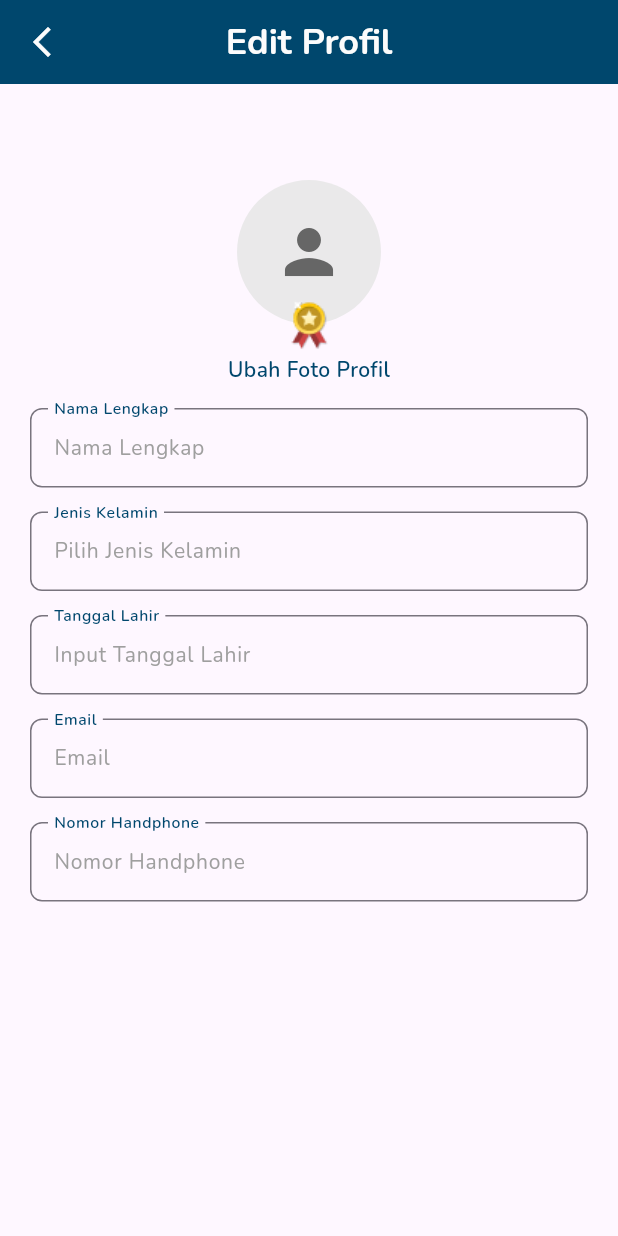
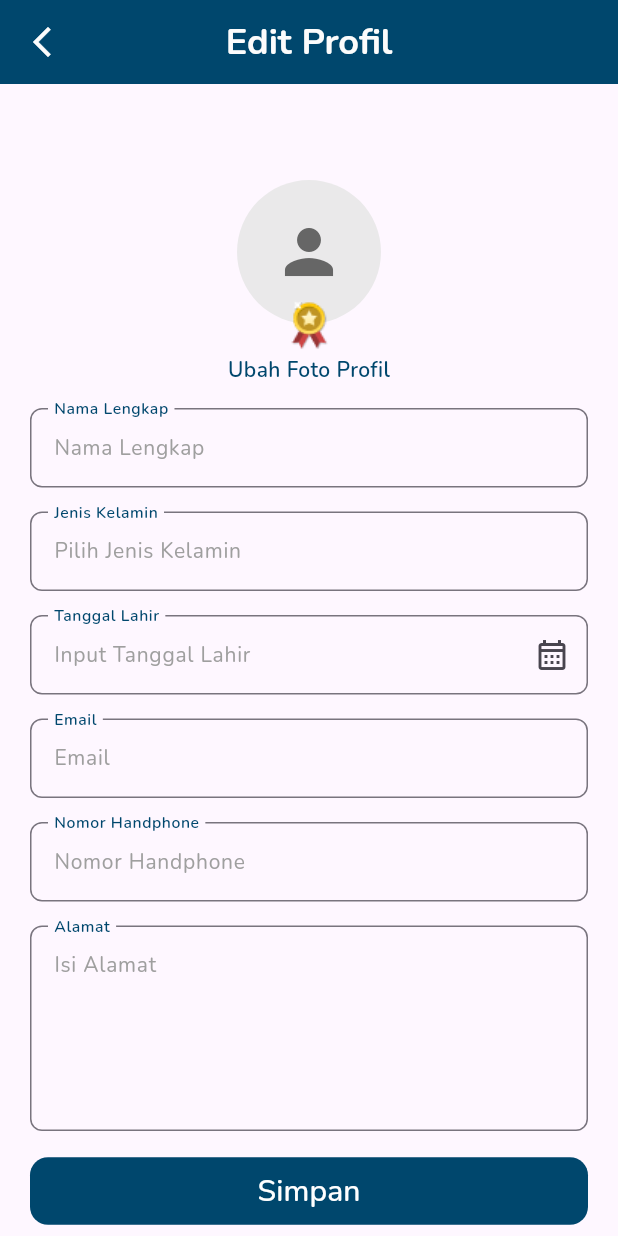
Before and after one commit to RECYTHNG/flutter_recything, a Flutter app: the screen it shows after launch, on a phone screen of 412 x 824 dp. Run offline on Flutter 3.47's test engine with Material 3 defaults, Android fonts, the phone set to English and light mode, and no system bars; our stand-ins replace flutter_svg, image_picker, permission_handler; missing offline and left inert: photo_manager.

Commit message:
feat: add photo pick screen but not working

```diff
--- a/recything_application/lib/screens/edit_profile/edit_profile_screen.dart
+++ b/recything_application/lib/screens/edit_profile/edit_profile_screen.dart
@@ -3,6 +3,7 @@ import 'package:recything_application/constants/color_constant.dart';
 import 'package:recything_application/constants/image_constant.dart';
 import 'package:recything_application/constants/spacing_constant.dart';
 import 'package:recything_application/screens/edit_profile/content/gender_pick/gender_pick_screen.dart';
+import 'package:recything_application/screens/edit_profile/content/photo_pick/photo_pick_screen.dart';
 import 'package:recything_application/screens/edit_profile/widget/date_picker_widget.dart';
 import 'package:recything_application/widgets/global_text_field_custom_widget.dart';
 
@@ -33,7 +34,8 @@ class _EditProfileScreenState extends State<EditProfileScreen> {
         ),
         backgroundColor: ColorConstant.primaryColor500,
       ),
-      body: Container(
+      body: SingleChildScrollView(
+        child: Container(
           alignment: Alignment.center,
           child: Column(
             crossAxisAlignment: CrossAxisAlignment.center,
@@ -64,7 +66,12 @@ class _EditProfileScreenState extends State<EditProfileScreen> {
               ),
               SpacingConstant.verticalSpacing250,
               GestureDetector(
-              onTap: () => {},
+                onTap: () => Navigator.push(
+                  context,
+                  MaterialPageRoute(
+                    builder: (context) => PhotoPickerScreen(),
+                  ),
+                ),
                 child: const Text(
                   'Ubah Foto Profil',
                   style: TextStyle(
@@ -103,13 +110,53 @@ class _EditProfileScreenState extends State<EditProfileScreen> {
                     const CustomTextFieldWidget(
                       label: 'Nomor Handphone',
                       hint: 'Nomor Handphone',
-                  )
+                      isInputForPhone: true,
+                    ),
+                    SpacingConstant.verticalSpacing200,
+                    const CustomTextFieldWidget(
+                      label: 'Alamat',
+                      hint: 'Isi Alamat',
+                      isTextArea: true,
+                    ),
+                    SpacingConstant.verticalSpacing200,
+                    TextButton(
+                      onPressed: () {},
+                      style: ButtonStyle(
+                        backgroundColor: WidgetStateProperty.resolveWith<Color>(
+                          (Set<WidgetState> states) {
+                            if (states.contains(WidgetState.disabled)) {
+                              return Colors.grey;
+                            }
+                            return ColorConstant.primaryColor500;
+                          },
+                        ),
+                        padding:
+                            WidgetStateProperty.all(const EdgeInsets.all(8)),
+                        shape: WidgetStateProperty.all(
+                          RoundedRectangleBorder(
+                            borderRadius: BorderRadius.circular(12),
+                          ),
+                        ),
+                      ),
+                      child: Container(
+                        width: double.infinity,
+                        alignment: Alignment.center,
+                        child: const Text(
+                          'Simpan',
+                          style: TextStyle(
+                            color: Colors.white,
+                            fontSize: 20,
+                          ),
+                        ),
+                      ),
+                    ),
                   ],
                 ),
               ),
             ],
           ),
         ),
+      ),
     );
   }
 }
--- a/recything_application/lib/screens/edit_profile/widget/date_picker_widget.dart
+++ b/recything_application/lib/screens/edit_profile/widget/date_picker_widget.dart
@@ -68,6 +68,11 @@ class DatePickerWidgetState extends State<DatePickerWidget> {
           label: widget.label,
           hint: widget.hint,
           controller: _controller,
+          suffixIconButton: IconButton(
+            onPressed: () {},
+            icon: Icon(Icons.calendar_month_outlined),
+          ),
+          isInputForPassword: true,
         ),
       ),
     );
--- a/recything_application/lib/widgets/global_text_field_custom_widget.dart
+++ b/recything_application/lib/widgets/global_text_field_custom_widget.dart
@@ -25,6 +25,7 @@ class CustomTextFieldWidget extends StatelessWidget {
   final bool isInputForPassword;
   final IconButton? suffixIconButton;
   final bool obscureText;
+  final bool isTextArea;
 
   const CustomTextFieldWidget({
     super.key,
@@ -49,6 +50,7 @@ class CustomTextFieldWidget extends StatelessWidget {
     this.isInputForPassword = false,
     this.suffixIconButton,
     this.obscureText = false,
+    this.isTextArea = false,
   });
 
   @override
@@ -71,6 +73,8 @@ class CustomTextFieldWidget extends StatelessWidget {
           LengthLimitingTextInputFormatter(13),
         ]
       ],
+      maxLines: isTextArea ? null : 1,
+      minLines: isTextArea ? 5 : null,
       decoration: InputDecoration(
         errorText: error,
         enabled: isEnable,
--- a/recything_application/pubspec.yaml
+++ b/recything_application/pubspec.yaml
@@ -35,6 +35,9 @@ dependencies:
     # Use with the CupertinoIcons class for iOS style icons.
     cupertino_icons: ^1.0.6
     flutter_svg: ^2.0.10+1
+    image_picker: ^1.1.1
+    photo_manager: ^3.1.1
+    permission_handler: ^11.3.1
 
 dev_dependencies:
     flutter_test:
```
Also changed, not shown: recything_application/lib/screens/edit_profile/content/photo_pick/photo_pick_screen.dart (added, +214 -0 lines), recything_application/pubspec.lock, 2 other files. Lines whose indentation alone changed are shown as unchanged.
